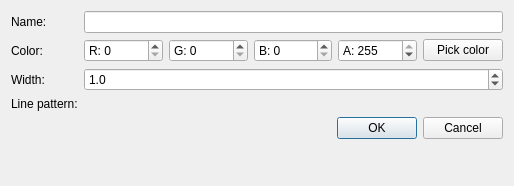
First picture: the form in lcUI/dialogs/addlayerdialog.ui, repository LibreCAD/LibreCAD_3, before the edit.
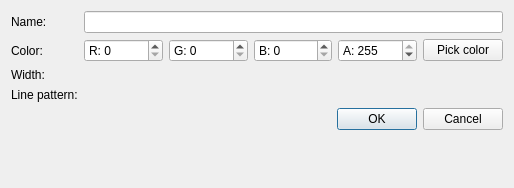
Second picture: the form after the edit.

Commit message: Line width selection

```diff
--- a/lcUI/dialogs/addlayerdialog.ui
+++ b/lcUI/dialogs/addlayerdialog.ui
@@ -7,7 +7,7 @@
     <x>0</x>
     <y>0</y>
     <width>514</width>
-    <height>186</height>
+    <height>188</height>
    </rect>
   </property>
   <property name="windowTitle">
@@ -115,25 +115,6 @@
      </item>
     </layout>
    </item>
-   <item row="2" column="1">
-    <widget class="QDoubleSpinBox" name="width">
-     <property name="wrapping">
-      <bool>false</bool>
-     </property>
-     <property name="frame">
-      <bool>true</bool>
-     </property>
-     <property name="decimals">
-      <number>1</number>
-     </property>
-     <property name="maximum">
-      <double>100.000000000000000</double>
-     </property>
-     <property name="value">
-      <double>1.000000000000000</double>
-     </property>
-    </widget>
-   </item>
   </layout>
  </widget>
  <resources/>
```
The commit also changes 14 other files.
